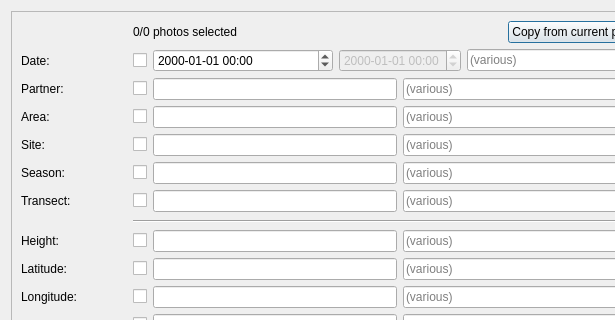
Old version of the form src/preprocessor/gui/metadata_dialog.ui in the repository CAMBioMed/preprocessor; both pictures show x 0 to 615 and y 0 to 320 of the 773 by 860 pixel window.
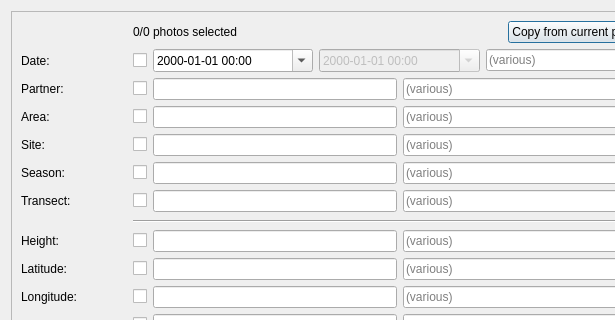
New version of the form.

```diff
--- a/src/preprocessor/gui/metadata_dialog.ui
+++ b/src/preprocessor/gui/metadata_dialog.ui
@@ -97,6 +97,9 @@
              <property name="displayFormat">
               <string>yyyy-MM-dd HH:mm</string>
              </property>
+             <property name="calendarPopup">
+              <bool>true</bool>
+             </property>
             </widget>
            </item>
            <item>
@@ -104,9 +107,18 @@
              <property name="enabled">
               <bool>false</bool>
              </property>
+             <property name="sizePolicy">
+              <sizepolicy hsizetype="Expanding" vsizetype="Fixed">
+               <horstretch>0</horstretch>
+               <verstretch>0</verstretch>
+              </sizepolicy>
+             </property>
              <property name="displayFormat">
               <string>yyyy-MM-dd HH:mm</string>
              </property>
+             <property name="calendarPopup">
+              <bool>true</bool>
+             </property>
             </widget>
            </item>
            <item>
```
Left out of the diff: 15 changed lines with no effect on the pictures.
